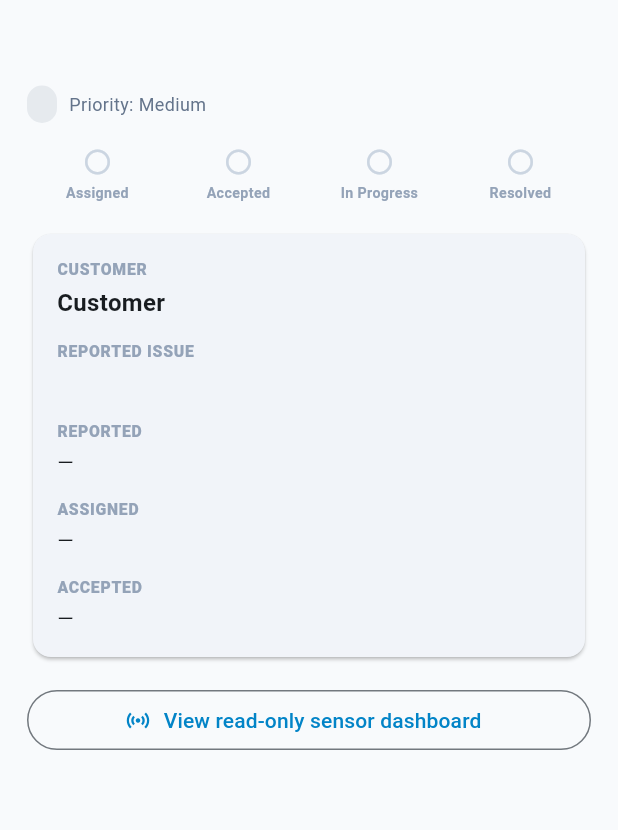
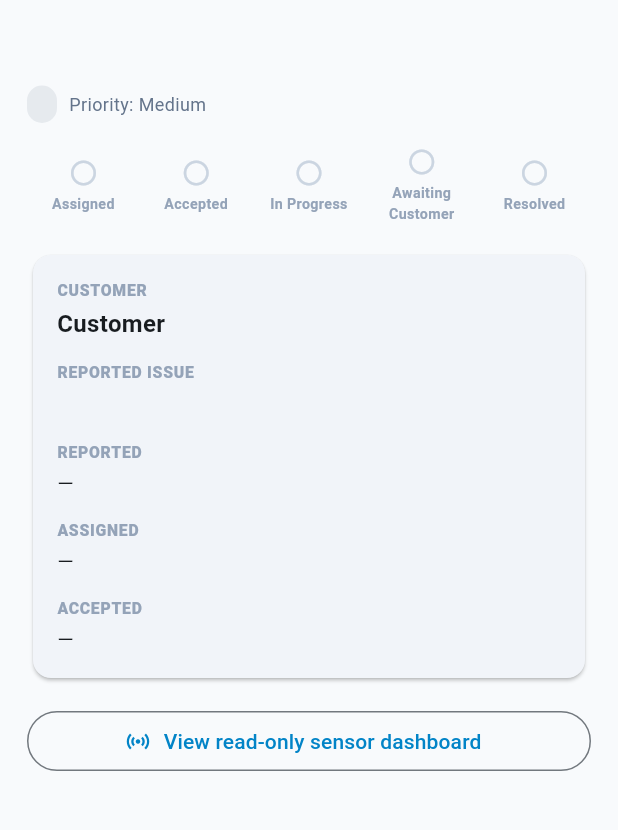
Before and after one commit to merga1/final-year-project, a Flutter app: the TechnicianTicketDetail screen opened directly with empty values, on a phone screen of 412 x 824 dp, the part 84-914 px from its top. Run offline on Flutter 3.47's test engine with Material 3 defaults, Android fonts, the phone set to English and light mode, and no system bars; our stand-ins replace fl_chart, flutter_secure_storage, shared_preferences; accounts and stored records are empty; network calls fail.

Commit message:
fix(tickets): require meter location before complete and always use awaiting_customer status
Co-authored-by: Cursor <cursoragent@cursor.com>

```diff
--- a/mobile-app/lib/screens/technician_dashboard.dart
+++ b/mobile-app/lib/screens/technician_dashboard.dart
@@ -678,6 +678,11 @@ class _TechnicianTicketDetailState extends State<TechnicianTicketDetail> {
     return type.contains('water meter') || issue.contains('water meter');
   }
 
+  bool get _hasMeterLocation =>
+      _deviceSnapshot?.latitude != null && _deviceSnapshot?.longitude != null;
+
+  bool get _canMarkComplete => !_isMeterInstall || _hasMeterLocation;
+
   @override
   void initState() {
     super.initState();
@@ -694,17 +699,23 @@ class _TechnicianTicketDetailState extends State<TechnicianTicketDetail> {
   }
 
   Future<void> _completeOrResolve() async {
+    if (!_canMarkComplete) {
+      ScaffoldMessenger.of(context).showSnackBar(
+        const SnackBar(
+          content: Text(
+            'Set the meter location before marking this installation complete.',
+          ),
+        ),
+      );
+      return;
+    }
     final notes = await _askForText(
-      _isMeterInstall ? 'Complete installation' : 'Resolve ticket',
-      _isMeterInstall
-          ? 'Installation notes (sent to customer for approval)'
-          : 'Resolution notes',
+      'Mark work complete',
+      'Completion notes (customer must approve next)',
     );
     if (notes == null) return;
-    _transition(
-      _isMeterInstall ? 'awaiting_customer' : 'resolved',
-      notes: notes,
-    );
+    // All tickets go to awaiting_customer until the customer approves.
+    _transition('awaiting_customer', notes: notes);
   }
 
   Future<void> _transition(String status,
@@ -898,9 +909,10 @@ class _TechnicianTicketDetailState extends State<TechnicianTicketDetail> {
                   await widget.repo.updateMeterLocation(
                       widget.ticket.id, latVal, lngVal);
                   if (!ctx.mounted) return;
-                  _loadDevice();
                   Navigator.pop(ctx);
                   if (mounted) {
+                    await _loadDevice();
+                    setState(() {});
                     ScaffoldMessenger.of(context).showSnackBar(
                       SnackBar(
                         content: Text('Location saved: ${latVal.toStringAsFixed(6)}°, ${lngVal.toStringAsFixed(6)}°'),
@@ -1206,15 +1218,30 @@ class _TechnicianTicketDetailState extends State<TechnicianTicketDetail> {
               label: const Text('Start work'),
             ),
             const SizedBox(height: 8),
+            if (_isMeterInstall && !_hasMeterLocation) ...[
+              Container(
+                width: double.infinity,
+                padding: const EdgeInsets.all(12),
+                decoration: BoxDecoration(
+                  color: const Color(0xFFFFF7ED),
+                  borderRadius: BorderRadius.circular(10),
+                  border: Border.all(color: const Color(0xFFFDBA74)),
+                ),
+                child: const Text(
+                  'Set the meter location before you can mark this installation complete.',
+                  style: TextStyle(fontSize: 12.5, color: Color(0xFF9A3412)),
+                ),
+              ),
+              const SizedBox(height: 8),
+            ],
             OutlinedButton.icon(
-              onPressed: _loading ? null : _completeOrResolve,
+              onPressed: (_loading || !_canMarkComplete) ? null : _completeOrResolve,
               icon: const Icon(Icons.check),
-              label: Text(_isMeterInstall
-                  ? 'Complete installation'
-                  : 'Resolve ticket'),
+              label: const Text('Mark complete (await customer)'),
             ),
           ],
           if (status == 'in_progress') ...[
+            if (_isMeterInstall) ...[
               FilledButton.icon(
                 onPressed: _loading
                     ? null
@@ -1242,12 +1269,27 @@ class _TechnicianTicketDetailState extends State<TechnicianTicketDetail> {
                 label: const Text('Activate water meter'),
               ),
               const SizedBox(height: 8),
+            ],
+            if (_isMeterInstall && !_hasMeterLocation) ...[
+              Container(
+                width: double.infinity,
+                padding: const EdgeInsets.all(12),
+                decoration: BoxDecoration(
+                  color: const Color(0xFFFFF7ED),
+                  borderRadius: BorderRadius.circular(10),
+                  border: Border.all(color: const Color(0xFFFDBA74)),
+                ),
+                child: const Text(
+                  'Set the meter location before you can mark this installation complete.',
+                  style: TextStyle(fontSize: 12.5, color: Color(0xFF9A3412)),
+                ),
+              ),
+              const SizedBox(height: 8),
+            ],
             FilledButton.icon(
-              onPressed: _loading ? null : _completeOrResolve,
+              onPressed: (_loading || !_canMarkComplete) ? null : _completeOrResolve,
               icon: const Icon(Icons.check),
-              label: Text(_isMeterInstall
-                  ? 'Complete installation'
-                  : 'Resolve ticket'),
+              label: const Text('Mark complete (await customer)'),
             ),
             const SizedBox(height: 8),
             OutlinedButton.icon(
@@ -1273,7 +1315,7 @@ class _TechnicianTicketDetailState extends State<TechnicianTicketDetail> {
                 borderRadius: BorderRadius.circular(12),
               ),
               child: const Text(
-                'Installation submitted. Waiting for the customer to approve the installed meter.',
+                'Status: Awaiting Customer. Waiting for the customer to approve your completed work.',
                 style: TextStyle(fontSize: 13, color: Color(0xFF92400E)),
               ),
             ),
@@ -1291,9 +1333,20 @@ class _TechnicianTimeline extends StatelessWidget {
 
   @override
   Widget build(BuildContext context) {
-    const steps = ['assigned', 'accepted', 'in progress', 'resolved'];
+    const steps = [
+      'assigned',
+      'accepted',
+      'in progress',
+      'awaiting customer',
+      'resolved',
+    ];
     final normalized = status.replaceAll('_', ' ');
-    final current = steps.indexOf(normalized == 'open' ? 'assigned' : normalized);
+    final mapped = normalized == 'open'
+        ? 'assigned'
+        : normalized == 'in_progress'
+            ? 'in progress'
+            : normalized;
+    final current = steps.indexOf(mapped);
     return Row(
       children: [
         for (var i = 0; i < steps.length; i++) ...[
```
Also changed, not shown: mobile-app/lib/screens/support_screen.dart (+12 -8 lines), 1 other file. Lines whose indentation alone changed are shown as unchanged.
